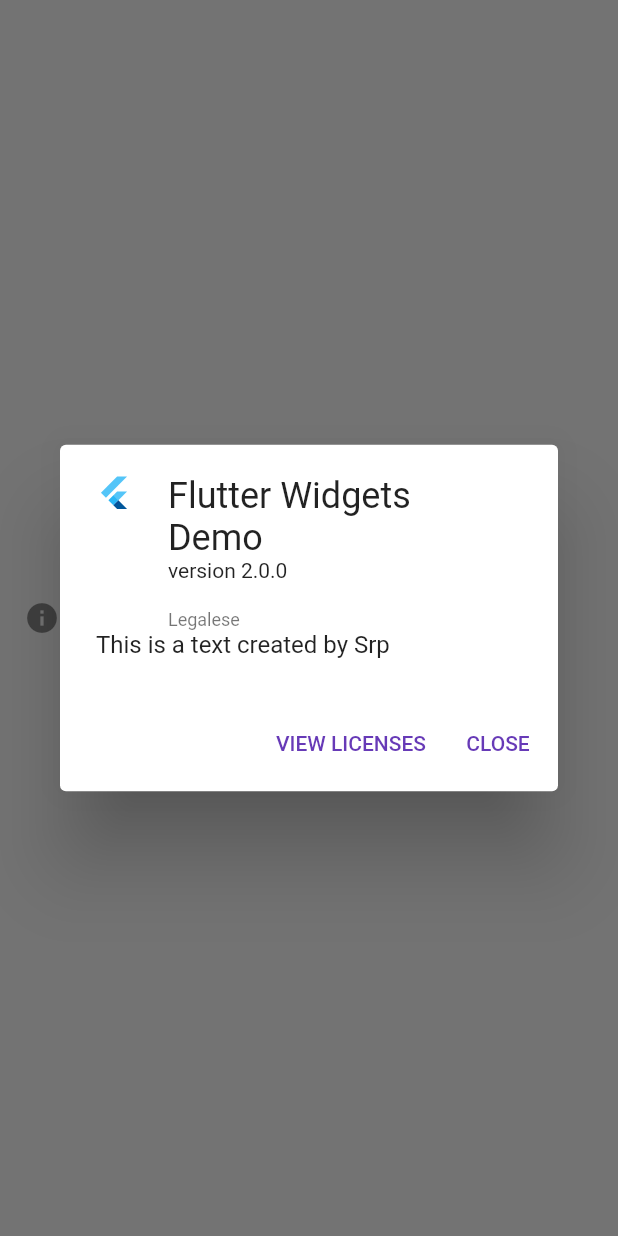
After one commit to srp2210/flutter_learning, a Flutter app: the AboutListWidget screen opened directly, after a tap on an icon or button, on a phone screen of 412 x 824 dp. The commit adds this screen. Run offline on Flutter 3.47's test engine with Material 2 defaults, Android fonts, the phone set to English and light mode, and no system bars.

Commit message:
AboutListTile

```diff
--- /dev/null
+++ b/flutter_widgets/lib/aboutlist_tile.dart
@@ -0,0 +1,24 @@
+import 'package:flutter/material.dart';
+
+//ListTile
+class AboutListWidget extends StatelessWidget {
+  const AboutListWidget({Key? key}) : super(key: key);
+
+  @override
+  Widget build(BuildContext context) {
+    return const Scaffold(
+      body: Center(
+        child: AboutListTile(
+          icon: Icon(Icons.info),
+          applicationIcon: FlutterLogo(),
+          applicationLegalese: 'Legalese',
+          applicationName: 'Flutter Widgets Demo',
+          applicationVersion: 'version 2.0.0',
+          aboutBoxChildren: [
+            Text('This is a text created by Srp'),
+          ],
+        ),
+      ),
+    );
+  }
+}
--- a/flutter_widgets/lib/main.dart
+++ b/flutter_widgets/lib/main.dart
@@ -7,6 +7,7 @@
 import 'package:flutter_widgets/dropdown.dart';
 import 'package:flutter_widgets/forms.dart';
 import 'package:flutter_widgets/grid_list.dart';
+import 'package:flutter_widgets/aboutlist_tile.dart';
 import 'package:flutter_widgets/snackbar.dart';
 import 'package:flutter_widgets/stack.dart';
 import 'package:flutter_widgets/tab.dart';
@@ -27,7 +28,7 @@
       theme: ThemeData(
         primarySwatch: Colors.deepPurple,
       ),
-      home: const FormWidget(),
+      home: const AboutListWidget(),
     );
   }
 }
```
